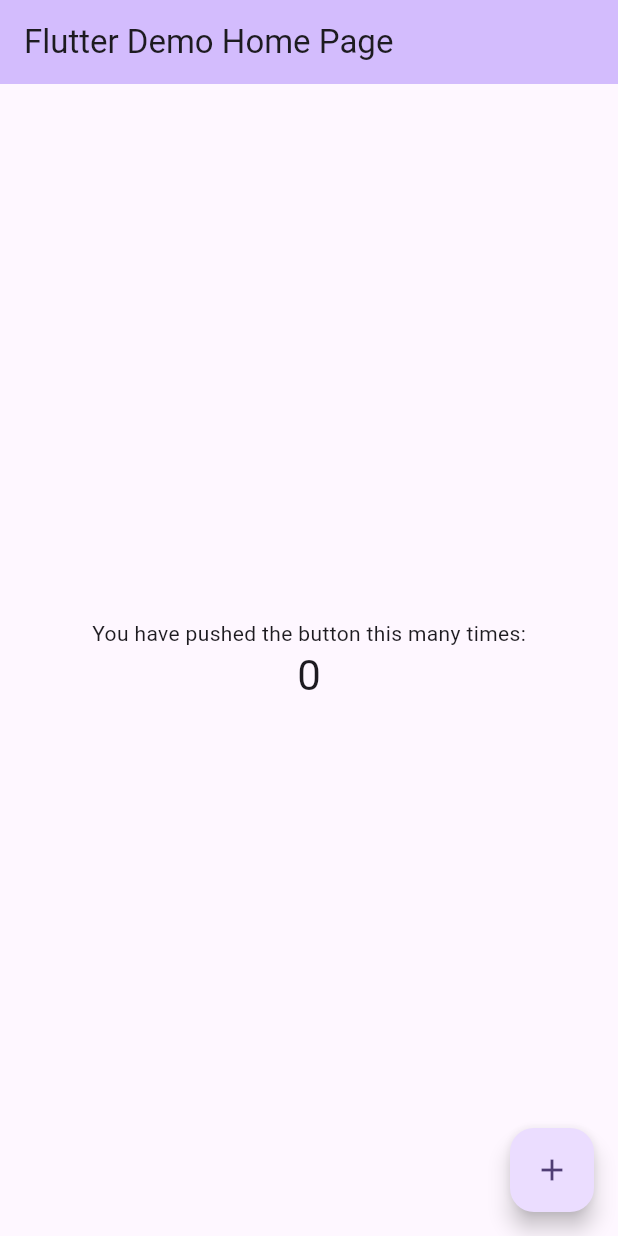
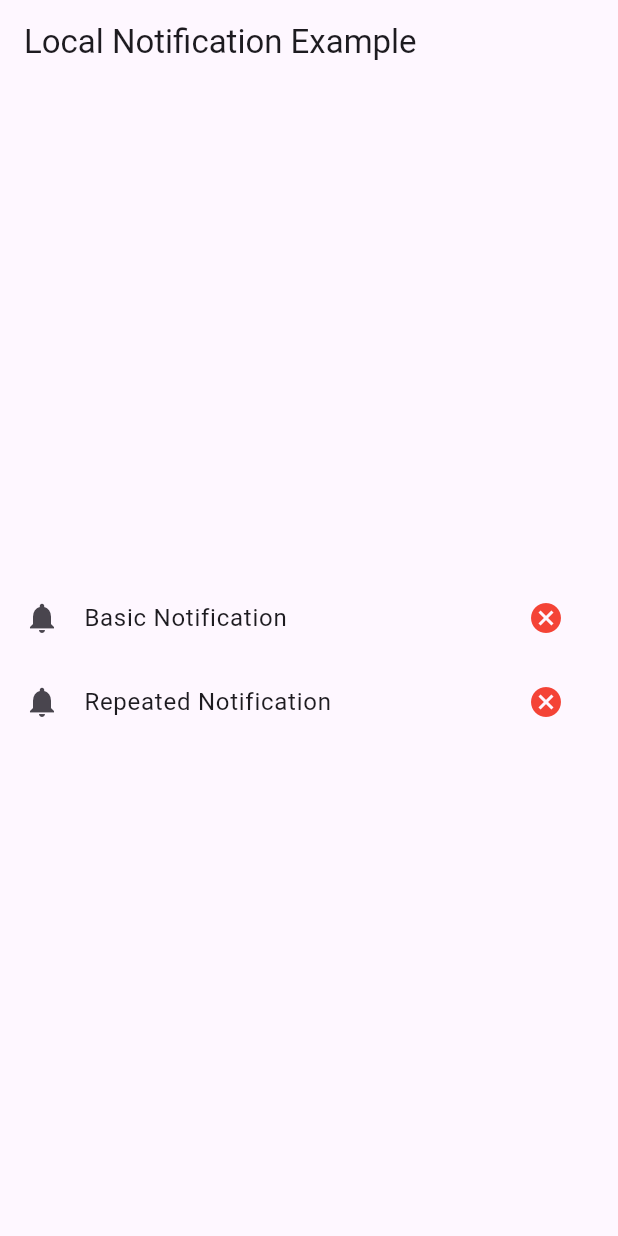
Before and after one commit to MahmoudDabour1/local_notification, a Flutter app: the screen it shows after launch, on a phone screen of 412 x 824 dp. Run offline on Flutter 3.47's test engine with Material 3 defaults, Android fonts, the light colour scheme and no system bars; our stand-ins replace flutter_local_notifications.

Commit message:
- finish basic and repeated notification

```diff
--- /dev/null
+++ b/lib/local_notification_service.dart
@@ -0,0 +1,76 @@
+import 'package:flutter_local_notifications/flutter_local_notifications.dart';
+
+class LocalNotificationService {
+  static final FlutterLocalNotificationsPlugin
+      _flutterLocalNotificationsPlugin = FlutterLocalNotificationsPlugin();
+
+  static onTap(NotificationResponse notificationResponse) {}
+
+  static Future<void> init() async {
+    const AndroidInitializationSettings initializationSettingsAndroid =
+        AndroidInitializationSettings('@mipmap/ic_launcher');
+    final InitializationSettings initializationSettings =
+        InitializationSettings(
+      android: initializationSettingsAndroid,
+    );
+    await _flutterLocalNotificationsPlugin.initialize(
+      initializationSettings,
+      onDidReceiveNotificationResponse: onTap,
+      onDidReceiveBackgroundNotificationResponse: onTap,
+    );
+  }
+
+  static Future<void> showNotification({
+    required String title,
+    required String body,
+  }) async {
+    const AndroidNotificationDetails androidPlatformChannelSpecifics =
+        AndroidNotificationDetails(
+      'your channel id',
+      'your channel name',
+      icon: '@mipmap/ic_launcher',
+      importance: Importance.max,
+      priority: Priority.high,
+    );
+
+    const NotificationDetails details =
+        NotificationDetails(android: androidPlatformChannelSpecifics);
+    await _flutterLocalNotificationsPlugin.show(
+      0,
+      title,
+      body,
+      details,
+      payload: 'item x',
+    );
+  }
+
+  static Future<void> showRepeatedNotification({
+    required String title,
+    required String body,
+  }) async {
+    const AndroidNotificationDetails androidPlatformChannelSpecifics =
+        AndroidNotificationDetails(
+      '2',
+      'Repeated name',
+      icon: '@mipmap/ic_launcher',
+      importance: Importance.max,
+      priority: Priority.high,
+    );
+
+    const NotificationDetails details =
+        NotificationDetails(android: androidPlatformChannelSpecifics);
+    await _flutterLocalNotificationsPlugin.periodicallyShow(
+      1,
+      title,
+      body,
+      RepeatInterval.everyMinute,
+      details,
+      payload: 'item x',
+      androidScheduleMode: AndroidScheduleMode.alarmClock,
+    );
+  }
+
+  static void cancelNotification(int id) async{
+   await  _flutterLocalNotificationsPlugin.cancel(id);
+  }
+}
--- a/lib/main.dart
+++ b/lib/main.dart
@@ -1,125 +1,81 @@
 import 'package:flutter/material.dart';
 
-void main() {
+import 'local_notification_service.dart';
+
+void main() async {
+  WidgetsFlutterBinding.ensureInitialized();
+  await LocalNotificationService.init();
   runApp(const MyApp());
 }
 
 class MyApp extends StatelessWidget {
   const MyApp({super.key});
 
-  // This widget is the root of your application.
   @override
   Widget build(BuildContext context) {
     return MaterialApp(
       title: 'Flutter Demo',
       theme: ThemeData(
-        // This is the theme of your application.
-        //
-        // TRY THIS: Try running your application with "flutter run". You'll see
-        // the application has a purple toolbar. Then, without quitting the app,
-        // try changing the seedColor in the colorScheme below to Colors.green
-        // and then invoke "hot reload" (save your changes or press the "hot
-        // reload" button in a Flutter-supported IDE, or press "r" if you used
-        // the command line to start the app).
-        //
-        // Notice that the counter didn't reset back to zero; the application
-        // state is not lost during the reload. To reset the state, use hot
-        // restart instead.
-        //
-        // This works for code too, not just values: Most code changes can be
-        // tested with just a hot reload.
         colorScheme: ColorScheme.fromSeed(seedColor: Colors.deepPurple),
         useMaterial3: true,
       ),
-      home: const MyHomePage(title: 'Flutter Demo Home Page'),
+      home: HomeScreen(),
     );
   }
 }
 
-class MyHomePage extends StatefulWidget {
-  const MyHomePage({super.key, required this.title});
-
-  // This widget is the home page of your application. It is stateful, meaning
-  // that it has a State object (defined below) that contains fields that affect
-  // how it looks.
-
-  // This class is the configuration for the state. It holds the values (in this
-  // case the title) provided by the parent (in this case the App widget) and
-  // used by the build method of the State. Fields in a Widget subclass are
-  // always marked "final".
-
-  final String title;
-
-  @override
-  State<MyHomePage> createState() => _MyHomePageState();
-}
-
-class _MyHomePageState extends State<MyHomePage> {
-  int _counter = 0;
-
-  void _incrementCounter() {
-    setState(() {
-      // This call to setState tells the Flutter framework that something has
-      // changed in this State, which causes it to rerun the build method below
-      // so that the display can reflect the updated values. If we changed
-      // _counter without calling setState(), then the build method would not be
-      // called again, and so nothing would appear to happen.
-      _counter++;
-    });
-  }
+class HomeScreen extends StatelessWidget {
+  const HomeScreen({super.key});
 
   @override
   Widget build(BuildContext context) {
-    // This method is rerun every time setState is called, for instance as done
-    // by the _incrementCounter method above.
-    //
-    // The Flutter framework has been optimized to make rerunning build methods
-    // fast, so that you can just rebuild anything that needs updating rather
-    // than having to individually change instances of widgets.
     return Scaffold(
       appBar: AppBar(
-        // TRY THIS: Try changing the color here to a specific color (to
-        // Colors.amber, perhaps?) and trigger a hot reload to see the AppBar
-        // change color while the other colors stay the same.
-        backgroundColor: Theme.of(context).colorScheme.inversePrimary,
-        // Here we take the value from the MyHomePage object that was created by
-        // the App.build method, and use it to set our appbar title.
-        title: Text(widget.title),
+        title: const Text('Local Notification Example'),
       ),
       body: Center(
-        // Center is a layout widget. It takes a single child and positions it
-        // in the middle of the parent.
         child: Column(
-          // Column is also a layout widget. It takes a list of children and
-          // arranges them vertically. By default, it sizes itself to fit its
-          // children horizontally, and tries to be as tall as its parent.
-          //
-          // Column has various properties to control how it sizes itself and
-          // how it positions its children. Here we use mainAxisAlignment to
-          // center the children vertically; the main axis here is the vertical
-          // axis because Columns are vertical (the cross axis would be
-          // horizontal).
-          //
-          // TRY THIS: Invoke "debug painting" (choose the "Toggle Debug Paint"
-          // action in the IDE, or press "p" in the console), to see the
-          // wireframe for each widget.
           mainAxisAlignment: MainAxisAlignment.center,
-          children: <Widget>[
-            const Text(
-              'You have pushed the button this many times:',
+          children: [
+            ListTile(
+              onTap: () {
+                LocalNotificationService.showNotification(
+                    title: "Hello",
+                    body: "Welcome to the Local Notification Example");
+              },
+              leading: Icon(Icons.notifications),
+              title: const Text('Basic Notification'),
+              trailing: IconButton(
+                onPressed: () {
+                  LocalNotificationService.cancelNotification(0);
+                },
+                icon: Icon(
+                  Icons.cancel,
+                  color: Colors.red,
+                ),
+              ),
             ),
-            Text(
-              '$_counter',
-              style: Theme.of(context).textTheme.headlineMedium,
+            ListTile(
+              onTap: () {
+                LocalNotificationService.showRepeatedNotification(
+                    title: "RepeatedHello",
+                    body: "Welcome to the Local Notification Example");
+              },
+              leading: Icon(Icons.notifications),
+              title: const Text('Repeated Notification'),
+              trailing: IconButton(
+                onPressed: () {
+                  LocalNotificationService.cancelNotification(1);
+                },
+                icon: Icon(
+                  Icons.cancel,
+                  color: Colors.red,
+                ),
+              ),
             ),
           ],
         ),
       ),
-      floatingActionButton: FloatingActionButton(
-        onPressed: _incrementCounter,
-        tooltip: 'Increment',
-        child: const Icon(Icons.add),
-      ), // This trailing comma makes auto-formatting nicer for build methods.
     );
   }
 }
```
